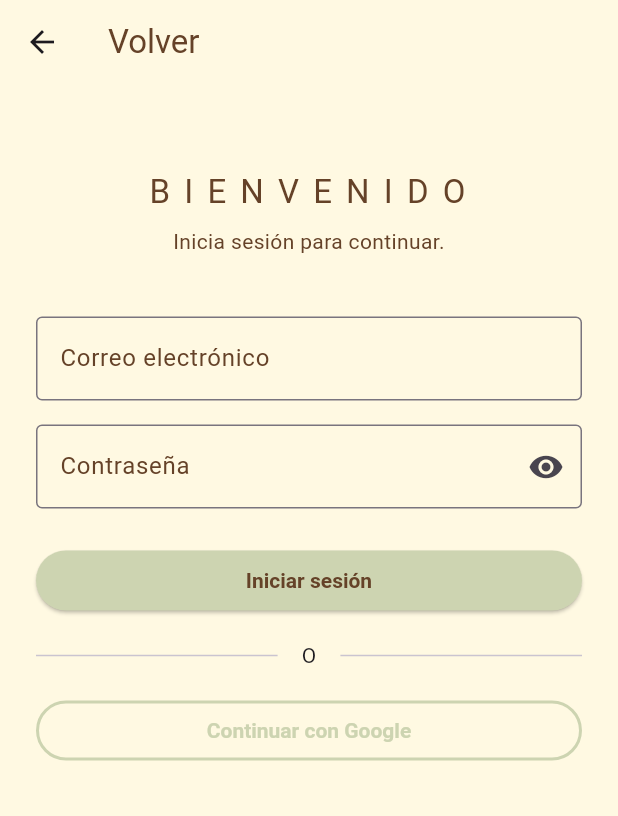
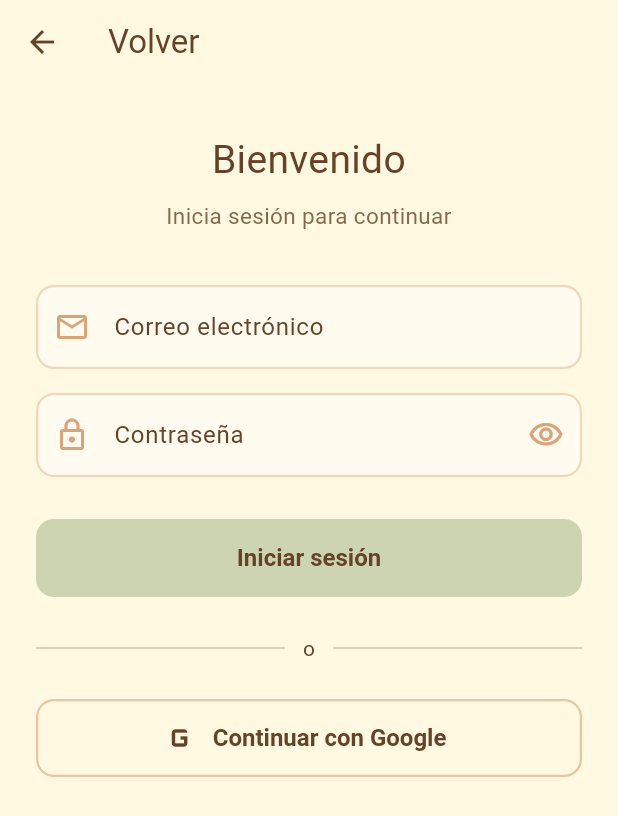
Before and after one commit to S3-Group36-Mobile-App-Development/Flutter, a Flutter app: the screen it shows after launch, after a tap on "Iniciar sesión", on a phone screen of 412 x 824 dp. Shown: the top 816 px of the screen. Run offline on Flutter 3.47's test engine with Material 3 defaults, Android fonts, the phone set to English and light mode, and no system bars; our stand-ins replace dio, flutter_secure_storage, google_fonts, google_sign_in, sensors_plus, shared_preferences and 1 more; accounts and stored records are empty; Roboto replaces fonts that are missing (Livvic).

Commit message:
Authentication fixed

```diff
--- a/lib/features/authentication/presentation/viewmodels/auth_view_model.dart
+++ b/lib/features/authentication/presentation/viewmodels/auth_view_model.dart
@@ -1,6 +1,7 @@
 import 'package:flutter/foundation.dart';
 
 import '../../../../core/auth/auth_state.dart';
+import '../../../../core/errors/auth_exception.dart';
 import '../../domain/entities/user.dart';
 import '../../domain/repositories/auth_repository.dart';
 
@@ -182,7 +183,7 @@ class AuthViewModel extends ChangeNotifier {
   }
 
   void _handleError(Object error) {
-    _errorMessage = error.toString();
+    _errorMessage = AuthException.from(error).message;
     _state = const AuthState.unauthenticated();
 
     notifyListeners();
--- a/lib/features/authentication/presentation/views/login_page.dart
+++ b/lib/features/authentication/presentation/views/login_page.dart
@@ -4,6 +4,9 @@ import 'package:zenmind/core/theme/app_colors.dart';
 
 import '../../../../home/home_screen.dart';
 import '../../data/services/google_auth_service.dart';
+import '../../widgets/auth_text_field.dart';
+import '../../widgets/google_sign_in_button.dart';
+import '../utils/auth_validators.dart';
 import '../viewmodels/auth_view_model.dart';
 
 class LoginPage extends StatefulWidget {
@@ -33,7 +36,37 @@ class _LoginPageState extends State<LoginPage> {
     super.dispose();
   }
 
+  void _showMessage(String message) {
+    ScaffoldMessenger.of(context)
+      ..hideCurrentSnackBar()
+      ..showSnackBar(
+        SnackBar(
+          content: Text(
+            message,
+            style: GoogleFonts.livvic(color: Colors.white),
+          ),
+          behavior: SnackBarBehavior.floating,
+          backgroundColor: AppColors.coffe,
+          shape: RoundedRectangleBorder(
+            borderRadius: BorderRadius.circular(12),
+          ),
+          margin: const EdgeInsets.all(16),
+        ),
+      );
+  }
+
+  void _goToHome() {
+    Navigator.pushReplacement(
+      context,
+      MaterialPageRoute(
+        builder: (context) => HomePage(authViewModel: widget.authViewModel),
+      ),
+    );
+  }
+
   Future<void> _login() async {
+    FocusScope.of(context).unfocus();
+
     if (!_formKey.currentState!.validate()) {
       return;
     }
@@ -48,24 +81,18 @@ class _LoginPageState extends State<LoginPage> {
     }
 
     if (success) {
-      Navigator.pushReplacement(
-        context,
-        MaterialPageRoute(
-          builder: (context) => HomePage(authViewModel: widget.authViewModel),
-        ),
-      );
-
+      _goToHome();
       return;
     }
 
-    final error = widget.authViewModel.errorMessage;
-
-    ScaffoldMessenger.of(context).showSnackBar(
-      SnackBar(content: Text(error ?? 'No se pudo iniciar sesión.')),
+    _showMessage(
+      widget.authViewModel.errorMessage ?? 'No se pudo iniciar sesión.',
     );
   }
 
   Future<void> _loginWithGoogle() async {
+    FocusScope.of(context).unfocus();
+
     setState(() {
       _isGoogleLoading = true;
     });
@@ -74,7 +101,7 @@ class _LoginPageState extends State<LoginPage> {
       final idToken = await _googleAuthService.signIn();
 
       if (idToken == null || idToken.isEmpty) {
-        throw Exception('Google no devolvió un ID Token.');
+        throw Exception('empty-token');
       }
 
       await widget.authViewModel.loginWithGoogle(idToken: idToken);
@@ -84,30 +111,20 @@ class _LoginPageState extends State<LoginPage> {
       }
 
       if (widget.authViewModel.isAuthenticated) {
-        Navigator.pushReplacement(
-          context,
-          MaterialPageRoute(
-            builder: (context) => HomePage(authViewModel: widget.authViewModel),
-          ),
-        );
-
+        _goToHome();
         return;
       }
 
-      final error = widget.authViewModel.errorMessage;
-
-      ScaffoldMessenger.of(context).showSnackBar(
-        SnackBar(
-          content: Text(error ?? 'No se pudo iniciar sesión con Google.'),
-        ),
+      _showMessage(
+        widget.authViewModel.errorMessage ??
+            'No se pudo iniciar sesión con Google.',
       );
-    } catch (error) {
+    } catch (_) {
       if (!mounted) {
         return;
       }
 
-      ScaffoldMessenger.of(context)
-          .showSnackBar(SnackBar(content: Text('Error con Google: $error')));
+      _showMessage('No se pudo iniciar sesión con Google. Inténtalo de nuevo.');
     } finally {
       if (mounted) {
         setState(() {
@@ -123,32 +140,34 @@ class _LoginPageState extends State<LoginPage> {
       listenable: widget.authViewModel,
       builder: (context, child) {
         final isLoading = widget.authViewModel.isLoading;
+        final isBusy = isLoading || _isGoogleLoading;
 
         return Scaffold(
+          backgroundColor: AppColors.ivory,
           appBar: AppBar(
+            backgroundColor: AppColors.ivory,
+            elevation: 0,
+            foregroundColor: AppColors.coffe,
             title: Text(
               'Volver',
               style: GoogleFonts.livvic(color: AppColors.coffe),
             ),
-            backgroundColor: AppColors.ivory,
           ),
-          backgroundColor: AppColors.ivory,
           body: SafeArea(
             child: SingleChildScrollView(
-              padding: const EdgeInsets.all(24),
+              padding: const EdgeInsets.fromLTRB(24, 16, 24, 32),
               child: Form(
                 key: _formKey,
                 child: Column(
                   crossAxisAlignment: CrossAxisAlignment.stretch,
                   children: [
-                    const SizedBox(height: 32),
+                    const SizedBox(height: 16),
 
                     Text(
-                      'B I E N V E N I D O ',
+                      'Bienvenido',
                       textAlign: TextAlign.center,
                       style: GoogleFonts.shortStack(
-                        fontSize: 22,
-                        letterSpacing: 2,
+                        fontSize: 26,
                         color: AppColors.coffe,
                       ),
                     ),
@@ -156,47 +175,38 @@ class _LoginPageState extends State<LoginPage> {
                     const SizedBox(height: 8),
 
                     Text(
-                      'Inicia sesión para continuar.',
+                      'Inicia sesión para continuar',
                       textAlign: TextAlign.center,
-                      style: GoogleFonts.livvic(color: AppColors.coffe),
+                      style: GoogleFonts.livvic(
+                        fontSize: 15,
+                        color: AppColors.coffe.withValues(alpha: 0.8),
+                      ),
                     ),
 
-                    const SizedBox(height: 40),
+                    const SizedBox(height: 36),
 
-                    TextFormField(
+                    AuthTextField(
                       controller: _emailController,
+                      label: 'Correo electrónico',
+                      hint: 'ejemplo@correo.com',
+                      icon: Icons.mail_outline,
                       keyboardType: TextInputType.emailAddress,
-                      autocorrect: false,
-                      decoration: InputDecoration(
-                        labelStyle: GoogleFonts.livvic(color: AppColors.coffe),
-                        hintStyle: GoogleFonts.livvic(color: AppColors.coffe),
-                        labelText: 'Correo electrónico',
-                        hintText: 'ejemplo@correo.com',
-                        border: const OutlineInputBorder(),
-                      ),
-                      validator: (value) {
-                        if (value == null || value.trim().isEmpty) {
-                          return 'Ingresa tu correo electrónico.';
-                        }
-
-                        if (!value.contains('@')) {
-                          return 'Ingresa un correo electrónico válido.';
-                        }
-
-                        return null;
-                      },
+                      enabled: !isBusy,
+                      validator: AuthValidators.email,
                     ),
 
                     const SizedBox(height: 16),
 
-                    TextFormField(
+                    AuthTextField(
                       controller: _passwordController,
+                      label: 'Contraseña',
+                      icon: Icons.lock_outline,
                       obscureText: _obscurePassword,
-                      decoration: InputDecoration(
-                        labelStyle: GoogleFonts.livvic(color: AppColors.coffe),
-                        labelText: 'Contraseña',
-                        border: const OutlineInputBorder(),
+                      textInputAction: TextInputAction.done,
+                      enabled: !isBusy,
+                      validator: AuthValidators.loginPassword,
                       suffixIcon: IconButton(
+                        color: AppColors.clay,
                         onPressed: () {
                           setState(() {
                             _obscurePassword = !_obscurePassword;
@@ -204,81 +214,71 @@ class _LoginPageState extends State<LoginPage> {
                         },
                         icon: Icon(
                           _obscurePassword
-                                ? Icons.visibility
-                                : Icons.visibility_off,
+                              ? Icons.visibility_outlined
+                              : Icons.visibility_off_outlined,
                         ),
                       ),
                     ),
-                      validator: (value) {
-                        if (value == null || value.isEmpty) {
-                          return 'Ingresa tu contraseña.';
-                        }
 
-                        return null;
-                      },
+                    const SizedBox(height: 28),
+
+                    ElevatedButton(
+                      style: ElevatedButton.styleFrom(
+                        minimumSize: const Size.fromHeight(52),
+                        foregroundColor: AppColors.coffe,
+                        backgroundColor: AppColors.eucalyptus,
+                        elevation: 0,
+                        shape: RoundedRectangleBorder(
+                          borderRadius: BorderRadius.circular(12),
+                        ),
+                        textStyle: GoogleFonts.livvic(
+                          fontSize: 16,
+                          fontWeight: FontWeight.bold,
+                        ),
+                      ),
+                      onPressed: isBusy ? null : _login,
+                      child: isLoading
+                          ? const SizedBox(
+                              height: 22,
+                              width: 22,
+                              child: CircularProgressIndicator(
+                                strokeWidth: 2,
+                                color: AppColors.coffe,
+                              ),
+                            )
+                          : const Text('Iniciar sesión'),
                     ),
 
                     const SizedBox(height: 24),
 
-                    ElevatedButton(
-                      style: ElevatedButton.styleFrom(
-                        textStyle: GoogleFonts.livvic(
-                          fontWeight: FontWeight.bold,
+                    Row(
+                      children: [
+                        Expanded(
+                          child: Divider(
+                            color: AppColors.coffe.withValues(alpha: 0.3),
                           ),
-                        foregroundColor: AppColors.coffe,
-                        backgroundColor: AppColors.eucalyptus,
                         ),
-                      onPressed: isLoading ? null : _login,
-                      child: isLoading
-                          ? const SizedBox(
-                              height: 20,
-                              width: 20,
-                              child: CircularProgressIndicator(strokeWidth: 2),
-                            )
-                          : const Text('Iniciar sesión'),
+                        Padding(
+                          padding: const EdgeInsets.symmetric(horizontal: 12),
+                          child: Text(
+                            'o',
+                            style: GoogleFonts.livvic(color: AppColors.coffe),
                           ),
-
-                    const SizedBox(height: 16),
-
-                    const Row(
-                      children: [
-                        Expanded(child: Divider()),
-                        Padding(
-                          padding: EdgeInsets.symmetric(horizontal: 16),
-                          child: Text('O'),
                         ),
-                        Expanded(child: Divider()),
+                        Expanded(
+                          child: Divider(
+                            color: AppColors.coffe.withValues(alpha: 0.3),
+                          ),
+                        ),
                       ],
                     ),
 
-                    const SizedBox(height: 16),
+                    const SizedBox(height: 24),
 
-                    OutlinedButton(
-                      style: TextButton.styleFrom(
-                        textStyle: GoogleFonts.livvic(
-                          fontWeight: FontWeight.bold,
-                          color: AppColors.eucalyptus,
+                    GoogleSignInButton(
+                      isLoading: _isGoogleLoading,
+                      onPressed: isBusy ? null : _loginWithGoogle,
                     ),
-                        foregroundColor: AppColors.eucalyptus,
-                        side: const BorderSide(
-                          color: AppColors.eucalyptus,
-                          width: 2,
-                        ),
-                      ),
-                      onPressed: isLoading || _isGoogleLoading
-                          ? null
-                          : _loginWithGoogle,
-
-                      child: _isGoogleLoading
-                          ? const SizedBox(
-                              height: 20,
-                              width: 20,
-                              child: CircularProgressIndicator(strokeWidth: 2),
-                            )
-                          : const Text('Continuar con Google'),
-                    ),
-
-                    const SizedBox(height: 16),
                   ],
                 ),
               ),
--- a/lib/features/authentication/widgets/auth_text_field.dart
+++ b/lib/features/authentication/widgets/auth_text_field.dart
@@ -1,35 +1,81 @@
-import 'package:dio/dio.dart';
+import 'package:flutter/material.dart';
+import 'package:google_fonts/google_fonts.dart';
 
-class ApiClient {
-  final Dio _dio;
+import '../../../core/theme/app_colors.dart';
 
-  ApiClient({required String baseUrl})
-    : _dio = Dio(
-        BaseOptions(
-          baseUrl: baseUrl,
-          headers: {
-            'Content-Type': 'application/json',
-            'Accept': 'application/json',
-          },
+class AuthTextField extends StatelessWidget {
+  final TextEditingController controller;
+  final String label;
+  final String? hint;
+  final IconData icon;
+  final bool obscureText;
+  final TextInputType keyboardType;
+  final TextCapitalization textCapitalization;
+  final TextInputAction textInputAction;
+  final bool enabled;
+  final Widget? suffixIcon;
+  final String? Function(String?)? validator;
+
+  const AuthTextField({
+    super.key,
+    required this.controller,
+    required this.label,
+    required this.icon,
+    this.hint,
+    this.obscureText = false,
+    this.keyboardType = TextInputType.text,
+    this.textCapitalization = TextCapitalization.none,
+    this.textInputAction = TextInputAction.next,
+    this.enabled = true,
+    this.suffixIcon,
+    this.validator,
+  });
+
+  @override
+  Widget build(BuildContext context) {
+    final labelStyle = GoogleFonts.livvic(color: AppColors.coffe);
+
+    OutlineInputBorder border(Color color, double width) {
+      return OutlineInputBorder(
+        borderRadius: BorderRadius.circular(12),
+        borderSide: BorderSide(color: color, width: width),
+      );
+    }
+
+    return TextFormField(
+      controller: controller,
+      obscureText: obscureText,
+      keyboardType: keyboardType,
+      textCapitalization: textCapitalization,
+      textInputAction: textInputAction,
+      enabled: enabled,
+      autocorrect: keyboardType != TextInputType.emailAddress,
+      style: GoogleFonts.livvic(color: AppColors.coffe),
+      decoration: InputDecoration(
+        labelText: label,
+        hintText: hint,
+        labelStyle: labelStyle,
+        hintStyle: labelStyle.copyWith(
+          color: AppColors.coffe.withValues(alpha: 0.5),
         ),
-      );
-
-  Future<Response<T>> get<T>(
-    String path, {
-    Map<String, dynamic>? queryParameters,
-  }) {
-    return _dio.get<T>(path, queryParameters: queryParameters);
-  }
-
-  Future<Response<T>> post<T>(String path, {dynamic data}) {
-    return _dio.post<T>(path, data: data);
-  }
-
-  Future<Response<T>> put<T>(String path, {dynamic data}) {
-    return _dio.put<T>(path, data: data);
-  }
-
-  Future<Response<T>> delete<T>(String path, {dynamic data}) {
-    return _dio.delete<T>(path, data: data);
+        prefixIcon: Icon(icon, color: AppColors.clay),
+        suffixIcon: suffixIcon,
+        filled: true,
+        fillColor: Colors.white.withValues(alpha: 0.4),
+        contentPadding: const EdgeInsets.symmetric(
+          horizontal: 16,
+          vertical: 16,
+        ),
+        enabledBorder: border(AppColors.clay.withValues(alpha: 0.4), 1.5),
+        focusedBorder: border(AppColors.clay, 2),
+        errorBorder: border(Colors.red.shade400, 1.5),
+        focusedErrorBorder: border(Colors.red.shade400, 2),
+        errorStyle: GoogleFonts.livvic(
+          color: Colors.red.shade700,
+          fontSize: 12.5,
+        ),
+      ),
+      validator: validator,
+    );
   }
 }
--- a/lib/features/authentication/widgets/google_sign_in_button.dart
+++ b/lib/features/authentication/widgets/google_sign_in_button.dart
@@ -1,4 +1,7 @@
 import 'package:flutter/material.dart';
+import 'package:google_fonts/google_fonts.dart';
+
+import '../../../core/theme/app_colors.dart';
 
 class GoogleSignInButton extends StatelessWidget {
   final VoidCallback? onPressed;
@@ -12,16 +15,32 @@ class GoogleSignInButton extends StatelessWidget {
 
   @override
   Widget build(BuildContext context) {
-    return OutlinedButton(
+    return OutlinedButton.icon(
       onPressed: isLoading ? null : onPressed,
-      style: OutlinedButton.styleFrom(minimumSize: const Size.fromHeight(50)),
-      child: isLoading
+      style: OutlinedButton.styleFrom(
+        minimumSize: const Size.fromHeight(52),
+        foregroundColor: AppColors.coffe,
+        side: BorderSide(
+          color: AppColors.clay.withValues(alpha: 0.6),
+          width: 1.5,
+        ),
+        shape: RoundedRectangleBorder(borderRadius: BorderRadius.circular(12)),
+        textStyle: GoogleFonts.livvic(
+          fontSize: 16,
+          fontWeight: FontWeight.bold,
+        ),
+      ),
+      icon: isLoading
           ? const SizedBox(
               height: 20,
               width: 20,
-              child: CircularProgressIndicator(strokeWidth: 2),
+              child: CircularProgressIndicator(
+                strokeWidth: 2,
+                color: AppColors.coffe,
+              ),
             )
-          : const Text('Continuar con Google'),
+          : const Icon(Icons.g_mobiledata, size: 28),
+      label: Text(isLoading ? 'Conectando...' : 'Continuar con Google'),
     );
   }
 }
--- a/lib/main.dart
+++ b/lib/main.dart
@@ -1,4 +1,5 @@
 import 'package:flutter/material.dart';
+import 'package:flutter/services.dart';
 
 import 'core/auth/auth_state.dart';
 import 'core/constants/api_config.dart';
@@ -11,7 +12,10 @@ import 'features/authentication/presentation/viewmodels/auth_view_model.dart';
 import 'features/authentication/presentation/views/welcome_page.dart';
 import 'home/home_screen.dart';
 
-void main() {
+void main() async {
+  WidgetsFlutterBinding.ensureInitialized();
+
+  await SystemChrome.setPreferredOrientations([DeviceOrientation.portraitUp]);
   final secureStorage = SecureStorageService();
   final localStorage = LocalStorageService();
 
```
Also changed, not shown: lib/core/errors/auth_exception.dart (added, +78 -0 lines), lib/features/authentication/data/repositories/auth_repository_impl.dart (+13 -0 lines), lib/features/authentication/presentation/utils/auth_validators.dart (added, +55 -0 lines), lib/features/authentication/presentation/views/register_page.dart (+80 -89 lines). Lines whose indentation alone changed are shown as unchanged.
